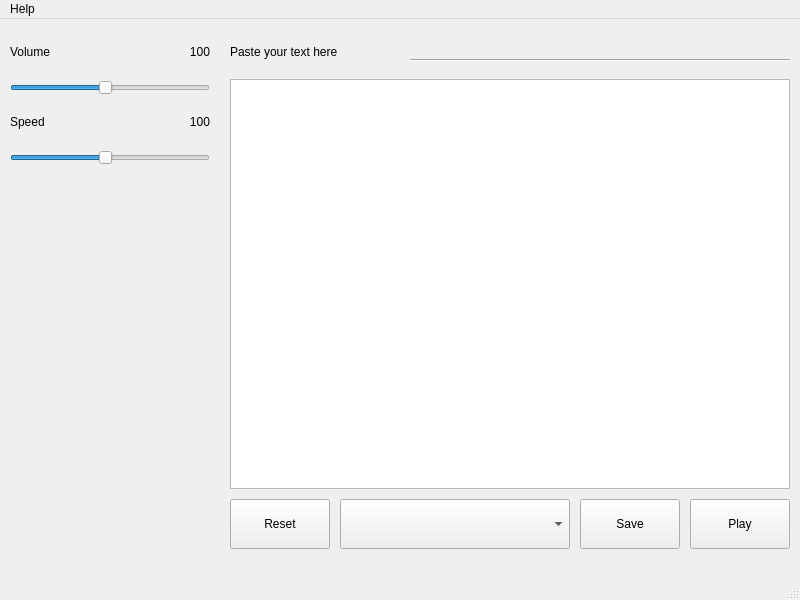
The window that resources/demo.ui (s3h4n/LetMeSpeak) describes before a commit, drawn with Qt 5.
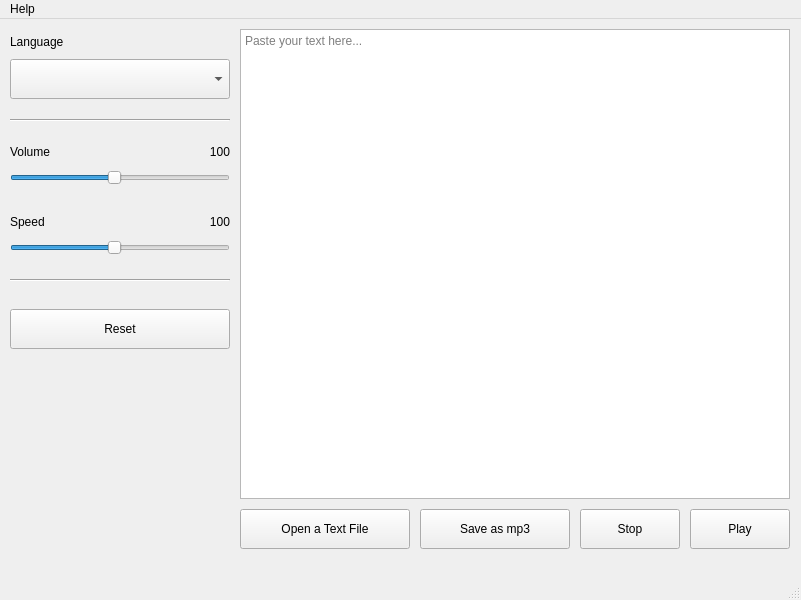
The same window after the commit. Icons and pictures are not drawn.

What changed in the file:
```diff
--- a/resources/demo.ui
+++ b/resources/demo.ui
@@ -6,7 +6,7 @@
    <rect>
     <x>0</x>
     <y>0</y>
-    <width>800</width>
+    <width>801</width>
     <height>600</height>
    </rect>
   </property>
@@ -23,6 +23,9 @@
    <iconset>
     <normaloff>../LetMeTalk.png</normaloff>../LetMeTalk.png</iconset>
   </property>
+  <property name="autoFillBackground">
+   <bool>false</bool>
+  </property>
   <widget class="QWidget" name="centralwidget">
    <property name="sizePolicy">
     <sizepolicy hsizetype="Fixed" vsizetype="Fixed">
@@ -34,8 +37,8 @@
     <property name="geometry">
      <rect>
       <x>10</x>
-      <y>60</y>
-      <width>200</width>
+      <y>150</y>
+      <width>220</width>
       <height>17</height>
      </rect>
     </property>
@@ -62,8 +65,8 @@
     <property name="geometry">
      <rect>
       <x>10</x>
-      <y>20</y>
-      <width>90</width>
+      <y>120</y>
+      <width>110</width>
       <height>26</height>
      </rect>
     </property>
@@ -75,8 +78,8 @@
     <property name="geometry">
      <rect>
       <x>10</x>
-      <y>90</y>
-      <width>80</width>
+      <y>190</y>
+      <width>100</width>
       <height>26</height>
      </rect>
     </property>
@@ -87,22 +90,31 @@
    <widget class="QTextEdit" name="input_area">
     <property name="geometry">
      <rect>
-      <x>230</x>
-      <y>60</y>
-      <width>560</width>
-      <height>410</height>
+      <x>240</x>
+      <y>10</y>
+      <width>550</width>
+      <height>470</height>
      </rect>
     </property>
+    <property name="placeholderText">
+     <string>Paste your text here...</string>
+    </property>
    </widget>
    <widget class="QSlider" name="speed">
     <property name="geometry">
      <rect>
       <x>10</x>
-      <y>130</y>
-      <width>200</width>
+      <y>220</y>
+      <width>220</width>
       <height>17</height>
      </rect>
     </property>
+    <property name="sizePolicy">
+     <sizepolicy hsizetype="Preferred" vsizetype="Preferred">
+      <horstretch>0</horstretch>
+      <verstretch>0</verstretch>
+     </sizepolicy>
+    </property>
     <property name="minimum">
      <number>10</number>
     </property>
@@ -123,48 +135,22 @@
     <property name="geometry">
      <rect>
       <x>690</x>
-      <y>480</y>
+      <y>490</y>
       <width>100</width>
-      <height>50</height>
+      <height>40</height>
      </rect>
     </property>
     <property name="text">
      <string>Play</string>
     </property>
    </widget>
-   <widget class="QLabel" name="input_label">
-    <property name="geometry">
-     <rect>
-      <x>230</x>
-      <y>20</y>
-      <width>180</width>
-      <height>26</height>
-     </rect>
-    </property>
-    <property name="text">
-     <string>Paste your text here</string>
-    </property>
-   </widget>
-   <widget class="Line" name="line">
-    <property name="geometry">
-     <rect>
-      <x>410</x>
-      <y>40</y>
-      <width>380</width>
-      <height>3</height>
-     </rect>
-    </property>
-    <property name="orientation">
-     <enum>Qt::Horizontal</enum>
-    </property>
-   </widget>
    <widget class="QPushButton" name="reset_btn">
     <property name="geometry">
      <rect>
-      <x>230</x>
-      <y>480</y>
-      <width>100</width>
-      <height>50</height>
+      <x>10</x>
+      <y>290</y>
+      <width>220</width>
+      <height>40</height>
      </rect>
     </property>
     <property name="text">
@@ -175,8 +161,8 @@
     <property name="geometry">
      <rect>
       <x>130</x>
-      <y>90</y>
-      <width>80</width>
+      <y>190</y>
+      <width>100</width>
       <height>26</height>
      </rect>
     </property>
@@ -191,8 +177,8 @@
     <property name="geometry">
      <rect>
       <x>130</x>
-      <y>20</y>
-      <width>80</width>
+      <y>120</y>
+      <width>100</width>
       <height>26</height>
      </rect>
     </property>
@@ -206,24 +192,89 @@
    <widget class="QComboBox" name="language_select">
     <property name="geometry">
      <rect>
-      <x>340</x>
-      <y>480</y>
-      <width>230</width>
-      <height>50</height>
+      <x>10</x>
+      <y>40</y>
+      <width>220</width>
+      <height>40</height>
      </rect>
     </property>
    </widget>
-   <widget class="QPushButton" name="save_btn">
+   <widget class="QPushButton" name="open_btn">
+    <property name="geometry">
+     <rect>
+      <x>240</x>
+      <y>490</y>
+      <width>170</width>
+      <height>40</height>
+     </rect>
+    </property>
+    <property name="text">
+     <string>Open a Text File</string>
+    </property>
+   </widget>
+   <widget class="QPushButton" name="stop_btn">
     <property name="geometry">
      <rect>
       <x>580</x>
-      <y>480</y>
+      <y>490</y>
       <width>100</width>
-      <height>50</height>
+      <height>40</height>
      </rect>
     </property>
     <property name="text">
-     <string>Save</string>
+     <string>Stop</string>
+    </property>
+   </widget>
+   <widget class="QLabel" name="language_label">
+    <property name="geometry">
+     <rect>
+      <x>10</x>
+      <y>10</y>
+      <width>110</width>
+      <height>26</height>
+     </rect>
+    </property>
+    <property name="text">
+     <string>Language</string>
+    </property>
+   </widget>
+   <widget class="QPushButton" name="save_btn">
+    <property name="geometry">
+     <rect>
+      <x>420</x>
+      <y>490</y>
+      <width>150</width>
+      <height>40</height>
+     </rect>
+    </property>
+    <property name="text">
+     <string>Save as mp3</string>
+    </property>
+   </widget>
+   <widget class="Line" name="line">
+    <property name="geometry">
+     <rect>
+      <x>10</x>
+      <y>260</y>
+      <width>220</width>
+      <height>3</height>
+     </rect>
+    </property>
+    <property name="orientation">
+     <enum>Qt::Horizontal</enum>
+    </property>
+   </widget>
+   <widget class="Line" name="line_2">
+    <property name="geometry">
+     <rect>
+      <x>10</x>
+      <y>100</y>
+      <width>220</width>
+      <height>3</height>
+     </rect>
+    </property>
+    <property name="orientation">
+     <enum>Qt::Horizontal</enum>
     </property>
    </widget>
   </widget>
@@ -233,7 +284,7 @@
     <rect>
      <x>0</x>
      <y>0</y>
-     <width>800</width>
+     <width>801</width>
      <height>31</height>
     </rect>
    </property>
```
Left out of the diff: 21 changed lines with no effect on the pictures.
